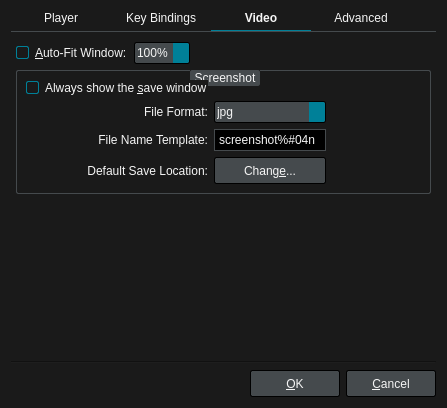
Above: src/ui/preferencesdialog.ui from liberize/Baka-MPlayer before the change. Below: the same form after it.
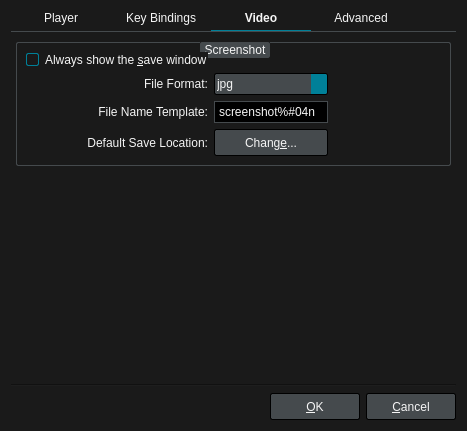
That is the form after the change. The open tabs and pages were chosen to show the change. Icons and pictures are not drawn.

The edit to the form file:
```diff
--- a/src/ui/preferencesdialog.ui
+++ b/src/ui/preferencesdialog.ui
@@ -6,8 +6,8 @@
    <rect>
     <x>0</x>
     <y>0</y>
-    <width>447</width>
-    <height>408</height>
+    <width>467</width>
+    <height>431</height>
    </rect>
   </property>
   <property name="windowTitle">
@@ -694,57 +694,6 @@
        <property name="bottomMargin">
         <number>5</number>
        </property>
-       <item>
-        <layout class="QHBoxLayout" name="horizontalLayout">
-         <item>
-          <widget class="QCheckBox" name="autoFitCheckBox">
-           <property name="text">
-            <string>&amp;Auto-Fit Window:</string>
-           </property>
-          </widget>
-         </item>
-         <item>
-          <widget class="QComboBox" name="comboBox">
-           <property name="currentIndex">
-            <number>2</number>
-           </property>
-           <item>
-            <property name="text">
-             <string>50%</string>
-            </property>
-           </item>
-           <item>
-            <property name="text">
-             <string>75%</string>
-            </property>
-           </item>
-           <item>
-            <property name="text">
-             <string>100%</string>
-            </property>
-           </item>
-           <item>
-            <property name="text">
-             <string>200%</string>
-            </property>
-           </item>
-          </widget>
-         </item>
-         <item>
-          <spacer name="spacer">
-           <property name="orientation">
-            <enum>Qt::Horizontal</enum>
-           </property>
-           <property name="sizeHint" stdset="0">
-            <size>
-             <width>40</width>
-             <height>20</height>
-            </size>
-           </property>
-          </spacer>
-         </item>
-        </layout>
-       </item>
        <item>
         <widget class="QGroupBox" name="groupBox_3">
          <property name="title">
```
Left out of the diff: 4 changed lines with no effect on the pictures.
